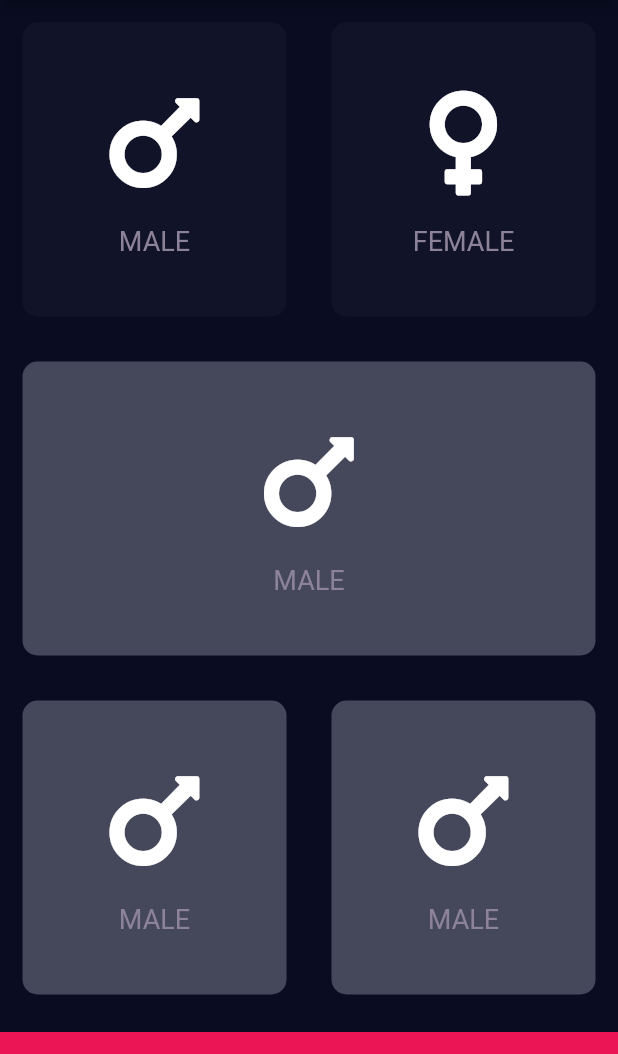
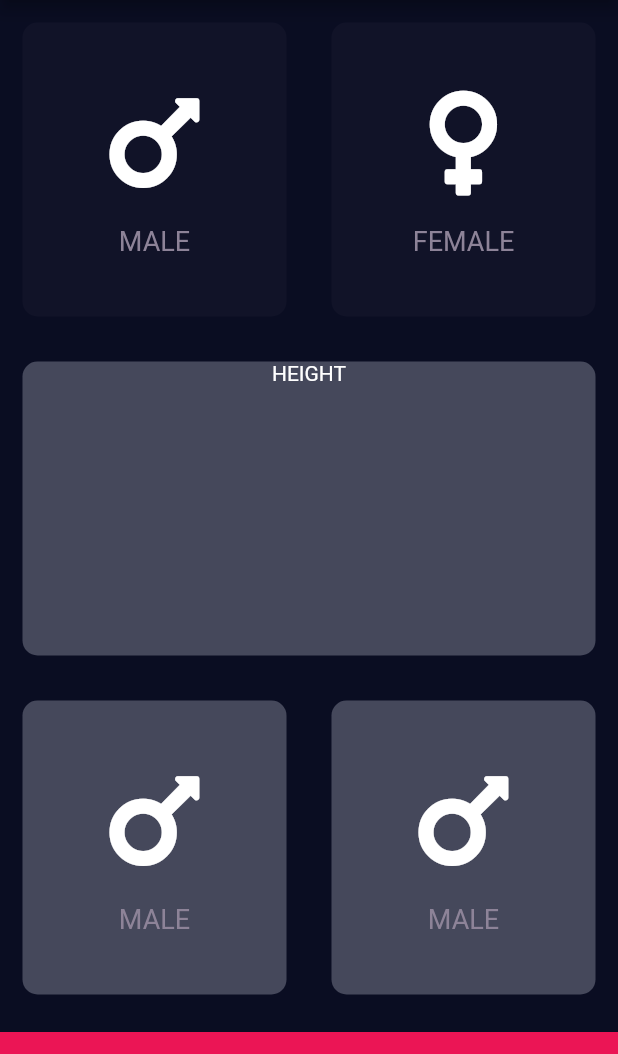
Before and after one commit to hassan-codes/bmi-calculator, a Flutter app: the screen it shows after launch, on a phone screen of 412 x 824 dp, the part 84-1138 px from its top. Run offline on Flutter 3.47's test engine with Material 2 defaults, Android fonts, the phone set to English and light mode, and no system bars; our stand-ins replace font_awesome_flutter.

Commit message:
Create constants.dart

```diff
--- a/lib/card_child_content.dart
+++ b/lib/card_child_content.dart
@@ -1,9 +1,6 @@
 import 'package:flutter/material.dart';
 
-const titleTextStyle = TextStyle(
-  fontSize: 18.0,
-  color: Color(0XFF8D8398),
-);
+import 'constants.dart';
 
 class CardChildContent extends StatelessWidget {
   CardChildContent({required this.icon, required this.title});
--- /dev/null
+++ b/lib/constants.dart
@@ -0,0 +1,10 @@
+import 'package:flutter/material.dart';
+
+const double bottomContainerHeight = 80.0;
+const Color activeCardColor = Color(0XFF45485b);
+const Color inactiveCardColor = Color(0XFF111328);
+
+const titleTextStyle = TextStyle(
+  fontSize: 18.0,
+  color: Color(0XFF8D8398),
+);
--- a/lib/input_page.dart
+++ b/lib/input_page.dart
@@ -2,11 +2,8 @@ import 'package:flutter/material.dart';
 import 'package:font_awesome_flutter/font_awesome_flutter.dart';
 
 import 'card_child_content.dart';
+import 'constants.dart';
 import 'squircle_card.dart';
-
-const double bottomContainerHeight = 80.0;
-const Color activeCardColor = Color(0XFF45485b);
-const Color inactiveCardColor = Color(0XFF111328);
 
 enum Gender {
   male,
@@ -80,9 +77,10 @@ class _InputPageState extends State<InputPage> {
                     child: SquircleCard(
                       onPress: () {},
                       color: activeCardColor,
-                      child: CardChildContent(
-                        icon: FontAwesomeIcons.mars,
-                        title: 'MALE',
+                      child: Column(
+                        children: <Widget>[
+                          Text('HEIGHT'),
+                        ],
                       ),
                     ),
                   ),
--- a/lib/squircle_card.dart
+++ b/lib/squircle_card.dart
@@ -1,12 +1,11 @@
 import 'package:flutter/material.dart';
 
 class SquircleCard extends StatelessWidget {
-  SquircleCard(
-      {required this.color, required this.child, required this.onPress});
+  SquircleCard({required this.color, this.child, this.onPress});
 
   final Color color;
   final Widget? child;
-  final void Function() onPress;
+  final void Function()? onPress;
 
   @override
   Widget build(BuildContext context) {
```
